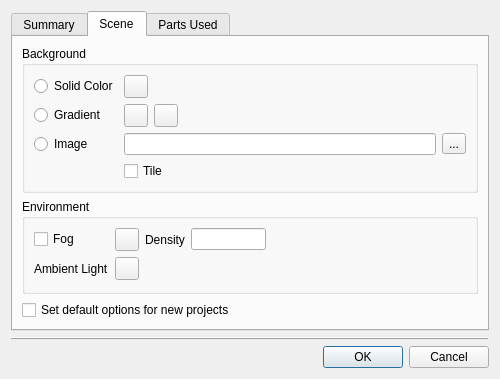
This is lc_lib/qt/lc_qpropertiesdialog.ui in trevorsandy/lpub3d-ci as Qt 5 draws it before an edit. The edited form follows.
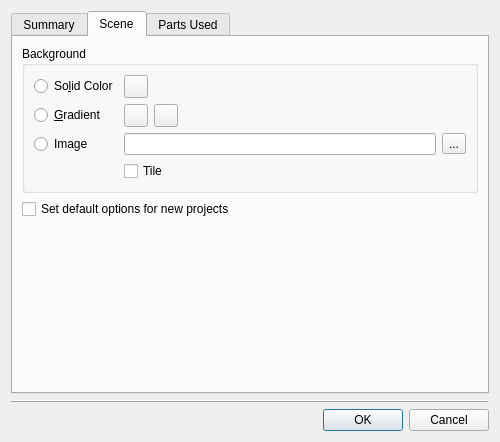
This is the edited form. The open tabs and pages were chosen to show the change.

Diff of the .ui file:
```diff
--- a/lc_lib/qt/lc_qpropertiesdialog.ui
+++ b/lc_lib/qt/lc_qpropertiesdialog.ui
@@ -7,7 +7,7 @@
     <x>0</x>
     <y>0</y>
     <width>500</width>
-    <height>362</height>
+    <height>442</height>
    </rect>
   </property>
   <property name="windowTitle">
@@ -105,7 +105,7 @@
           <item row="0" column="0">
            <widget class="QRadioButton" name="solidRadio">
             <property name="text">
-             <string>Solid Color</string>
+             <string>So&amp;lid Color</string>
             </property>
            </widget>
           </item>
@@ -119,7 +119,7 @@
           <item row="1" column="0">
            <widget class="QRadioButton" name="gradientRadio">
             <property name="text">
-             <string>Gradient</string>
+             <string>&amp;Gradient</string>
             </property>
            </widget>
           </item>
@@ -171,96 +171,6 @@
          </layout>
         </widget>
        </item>
-       <item>
-        <widget class="QGroupBox" name="groupBox_2">
-         <property name="title">
-          <string>Environment</string>
-         </property>
-         <layout class="QGridLayout" name="gridLayout_2">
-          <item row="0" column="0">
-           <widget class="QCheckBox" name="fogCheckBox">
-            <property name="text">
-             <string>Fog</string>
-            </property>
-           </widget>
-          </item>
-          <item row="0" column="1">
-           <layout class="QHBoxLayout" name="horizontalLayout_4">
-            <item>
-             <widget class="QToolButton" name="fogColorButton">
-              <property name="text">
-               <string/>
-              </property>
-             </widget>
-            </item>
-            <item>
-             <widget class="QLabel" name="label_19">
-              <property name="text">
-               <string>Density</string>
-              </property>
-             </widget>
-            </item>
-            <item>
-             <widget class="QLineEdit" name="fogDensityEdit">
-              <property name="maximumSize">
-               <size>
-                <width>75</width>
-                <height>16777215</height>
-               </size>
-              </property>
-             </widget>
-            </item>
-            <item>
-             <spacer name="horizontalSpacer_3">
-              <property name="orientation">
-               <enum>Qt::Horizontal</enum>
-              </property>
-              <property name="sizeHint" stdset="0">
-               <size>
-                <width>40</width>
-                <height>20</height>
-               </size>
-              </property>
-             </spacer>
-            </item>
-           </layout>
-          </item>
-          <item row="1" column="0">
-           <widget class="QLabel" name="label_20">
-            <property name="text">
-             <string>Ambient Light</string>
-            </property>
-           </widget>
-          </item>
-          <item row="1" column="1">
-           <layout class="QHBoxLayout" name="horizontalLayout_5">
-            <item>
-             <widget class="QToolButton" name="ambientColorButton">
-              <property name="text">
-               <string/>
-              </property>
-             </widget>
-            </item>
-            <item>
-             <spacer name="horizontalSpacer_4">
-              <property name="orientation">
-               <enum>Qt::Horizontal</enum>
-              </property>
-              <property name="sizeHint" stdset="0">
-               <size>
-                <width>40</width>
-                <height>20</height>
-               </size>
-              </property>
-             </spacer>
-            </item>
-           </layout>
-          </item>
-         </layout>
-         <zorder>label_20</zorder>
-         <zorder>fogCheckBox</zorder>
-        </widget>
-       </item>
        <item>
         <widget class="QCheckBox" name="setDefaultCheckBox">
          <property name="text">
@@ -268,6 +178,19 @@
          </property>
         </widget>
        </item>
+       <item>
+        <spacer name="verticalSpacer">
+         <property name="orientation">
+          <enum>Qt::Vertical</enum>
+         </property>
+         <property name="sizeHint" stdset="0">
+          <size>
+           <width>20</width>
+           <height>40</height>
+          </size>
+         </property>
+        </spacer>
+       </item>
       </layout>
      </widget>
      <widget class="QWidget" name="tabParts">
```
Left out of the diff: 16 changed lines with no effect on the pictures.
